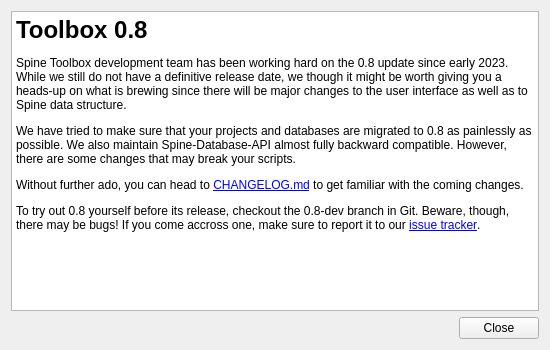
The window that spinetoolbox/ui/upgrade_notification.ui (spine-tools/Spine-Toolbox) describes before a commit, drawn with Qt 5.
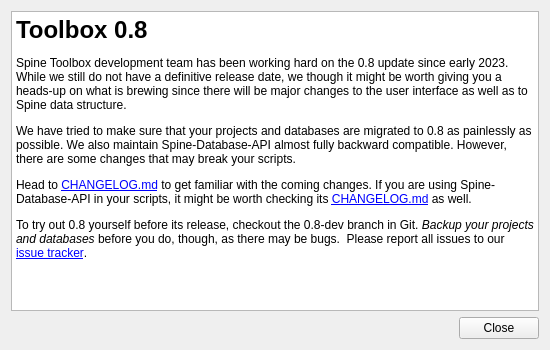
The same window after the commit.

Commit message:
Improve Upgrade notification text
We now recommend taking backups before trying 0.8-dev branch.

Re #2348

The edit to the form file:
```diff
--- a/spinetoolbox/ui/upgrade_notification.ui
+++ b/spinetoolbox/ui/upgrade_notification.ui
@@ -45,8 +45,8 @@
 &lt;h1 style=&quot; margin-top:18px; margin-bottom:12px; margin-left:0px; margin-right:0px; -qt-block-indent:0; text-indent:0px;&quot;&gt;&lt;span style=&quot; font-size:xx-large; font-weight:700;&quot;&gt;Toolbox 0.8&lt;/span&gt;&lt;/h1&gt;
 &lt;p style=&quot; margin-top:12px; margin-bottom:12px; margin-left:0px; margin-right:0px; -qt-block-indent:0; text-indent:0px;&quot;&gt;Spine Toolbox development team has been working hard on the 0.8 update since early 2023. While we still do not have a definitive release date, we though it might be worth giving you a heads-up on what is brewing since there will be major changes to the user interface as well as to Spine data structure.&lt;/p&gt;
 &lt;p style=&quot; margin-top:12px; margin-bottom:12px; margin-left:0px; margin-right:0px; -qt-block-indent:0; text-indent:0px;&quot;&gt;We have tried to make sure that your projects and databases are migrated to 0.8 as painlessly as possible. We also maintain Spine-Database-API almost fully backward compatible. However, there are some changes that may break your scripts.&lt;/p&gt;
-&lt;p style=&quot; margin-top:12px; margin-bottom:12px; margin-left:0px; margin-right:0px; -qt-block-indent:0; text-indent:0px;&quot;&gt;Without further ado, you can head to &lt;a href=&quot;https://github.com/spine-tools/Spine-Toolbox/blob/0.8-dev/CHANGELOG.md&quot;&gt;&lt;span style=&quot; text-decoration: underline; color:#0000ff;&quot;&gt;CHANGELOG.md&lt;/span&gt;&lt;/a&gt; to get familiar with the coming changes.&lt;/p&gt;
-&lt;p style=&quot; margin-top:12px; margin-bottom:12px; margin-left:0px; margin-right:0px; -qt-block-indent:0; text-indent:0px;&quot;&gt;To try out 0.8 yourself before its release, checkout the &lt;span style=&quot; font-family:'Courier New';&quot;&gt;0.8-dev&lt;/span&gt; branch in Git. Beware, though, there may be bugs! If you come accross one, make sure to report it to our &lt;a href=&quot;https://github.com/spine-tools/Spine-Toolbox/issues&quot;&gt;&lt;span style=&quot; text-decoration: underline; color:#0000ff;&quot;&gt;issue tracker&lt;/span&gt;&lt;/a&gt;.&lt;/p&gt;&lt;/body&gt;&lt;/html&gt;</string>
+&lt;p style=&quot; margin-top:12px; margin-bottom:12px; margin-left:0px; margin-right:0px; -qt-block-indent:0; text-indent:0px;&quot;&gt;Head to &lt;a href=&quot;https://github.com/spine-tools/Spine-Toolbox/blob/0.8-dev/CHANGELOG.md&quot;&gt;&lt;span style=&quot; text-decoration: underline; color:#0000ff;&quot;&gt;CHANGELOG.md&lt;/span&gt;&lt;/a&gt; to get familiar with the coming changes. If you are using Spine-Database-API in your scripts, it might be worth checking its &lt;a href=&quot;https://github.com/spine-tools/Spine-Database-API/blob/0.8-dev/CHANGELOG.md&quot;&gt;&lt;span style=&quot; text-decoration: underline; color:#0000ff;&quot;&gt;CHANGELOG.md&lt;/span&gt;&lt;/a&gt; as well.&lt;/p&gt;
+&lt;p style=&quot; margin-top:12px; margin-bottom:12px; margin-left:0px; margin-right:0px; -qt-block-indent:0; text-indent:0px;&quot;&gt;To try out 0.8 yourself before its release, checkout the &lt;span style=&quot; font-family:'Courier New';&quot;&gt;0.8-dev&lt;/span&gt; branch in Git. &lt;span style=&quot; font-style:italic;&quot;&gt;Backup your projects and databases&lt;/span&gt; before you do, though, as there may be bugs.  Please report all issues to our &lt;a href=&quot;https://github.com/spine-tools/Spine-Toolbox/issues&quot;&gt;&lt;span style=&quot; text-decoration: underline; color:#0000ff;&quot;&gt;issue tracker&lt;/span&gt;&lt;/a&gt;.&lt;/p&gt;&lt;/body&gt;&lt;/html&gt;</string>
      </property>
      <property name="openExternalLinks">
       <bool>true</bool>
```
The commit also changes 1 other file.
